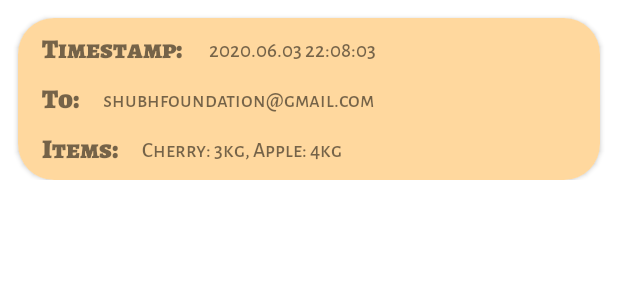
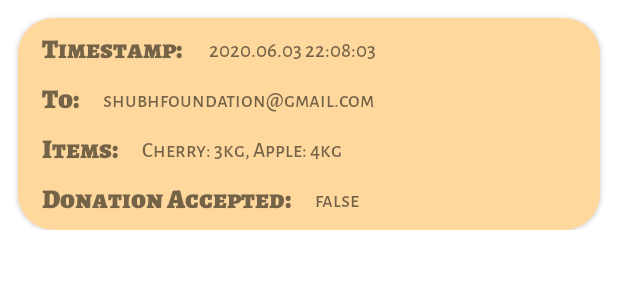
Before and after one commit to shubhamsinghshubham777/FoodieDonor, an Android app: the layout donor_homepage_donations_item.xml on its own in the app's theme, with its tools: preview values and no code run, on a phone screen of 412 x 824 dp. Shown: the top 300 px of the screen. Run offline under Robolectric (Android 15) with nearby library versions, the phone set to English and light mode, and no system bars; Roboto replaces fonts that are not available here.

Commit message:
Fixed donations saving logic

```diff
--- a/app/src/main/java/com/shubham/foodiedonor/models/DonorDonationModel.kt
+++ b/app/src/main/java/com/shubham/foodiedonor/models/DonorDonationModel.kt
@@ -9,5 +9,5 @@ data class DonorDonationModel(
     val from: String = Constants.globalDonorEmail,
     val to: String ="",
     val allItems: String ="",
-    val verified: Boolean = false
+    val verifiedStatus: String = "Pending"
 ): Serializable
--- a/app/src/main/res/layout/donor_homepage_donations_item.xml
+++ b/app/src/main/res/layout/donor_homepage_donations_item.xml
@@ -56,11 +56,9 @@
                 android:layout_width="wrap_content"
                 android:layout_height="wrap_content"
                 android:layout_marginTop="8dp"
-                android:layout_marginBottom="8dp"
                 android:fontFamily="@font/alegreya_sc_black"
                 android:text="Items:"
                 android:textSize="18sp"
-                app:layout_constraintBottom_toBottomOf="parent"
                 app:layout_constraintStart_toStartOf="@+id/textView21"
                 app:layout_constraintTop_toBottomOf="@+id/textView21" />
 
@@ -106,6 +104,32 @@
                 app:layout_constraintStart_toEndOf="@+id/textView25"
                 app:layout_constraintTop_toTopOf="@+id/textView25"
                 tools:text="Cherry: 3kg, Apple: 4kg" />
+
+            <TextView
+                android:id="@+id/textView28"
+                android:layout_width="wrap_content"
+                android:layout_height="wrap_content"
+                android:layout_marginTop="8dp"
+                android:layout_marginBottom="8dp"
+                android:fontFamily="@font/alegreya_sc_black"
+                android:text="Donation Accepted:"
+                android:textSize="18sp"
+                app:layout_constraintBottom_toBottomOf="parent"
+                app:layout_constraintStart_toStartOf="@+id/textView25"
+                app:layout_constraintTop_toBottomOf="@+id/textView25" />
+
+            <TextView
+                android:id="@+id/dhdiDonationAcceptedTv"
+                android:layout_width="0dp"
+                android:layout_height="wrap_content"
+                android:layout_marginStart="16dp"
+                android:layout_marginEnd="16dp"
+                android:fontFamily="@font/alegreya_sans_sc_medium"
+                app:layout_constraintBottom_toBottomOf="@+id/textView28"
+                app:layout_constraintEnd_toEndOf="parent"
+                app:layout_constraintStart_toEndOf="@+id/textView28"
+                app:layout_constraintTop_toTopOf="@+id/textView28"
+                tools:text="false" />
         </androidx.constraintlayout.widget.ConstraintLayout>
 
     </androidx.cardview.widget.CardView>
--- a/app/src/main/res/values/colors.xml
+++ b/app/src/main/res/values/colors.xml
@@ -5,4 +5,6 @@
     <color name="accentColor">#FF5722</color>
     <color name="black">#FF000000</color>
     <color name="white">#FFFFFFFF</color>
+    <color name="green">#7CB342</color>
+    <color name="yellow">#FDD835</color>
 </resources>
```
Also changed, not shown: app/src/main/java/com/shubham/foodiedonor/views/fragments/donorHome/DonorDonationsPageListAdapter.kt (+22 -0 lines).
